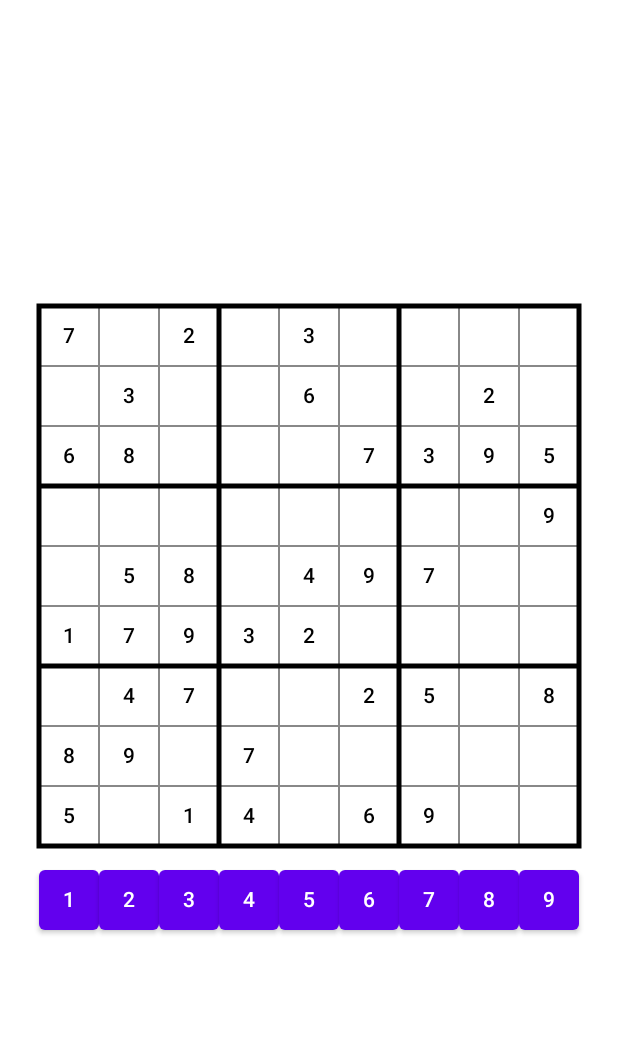
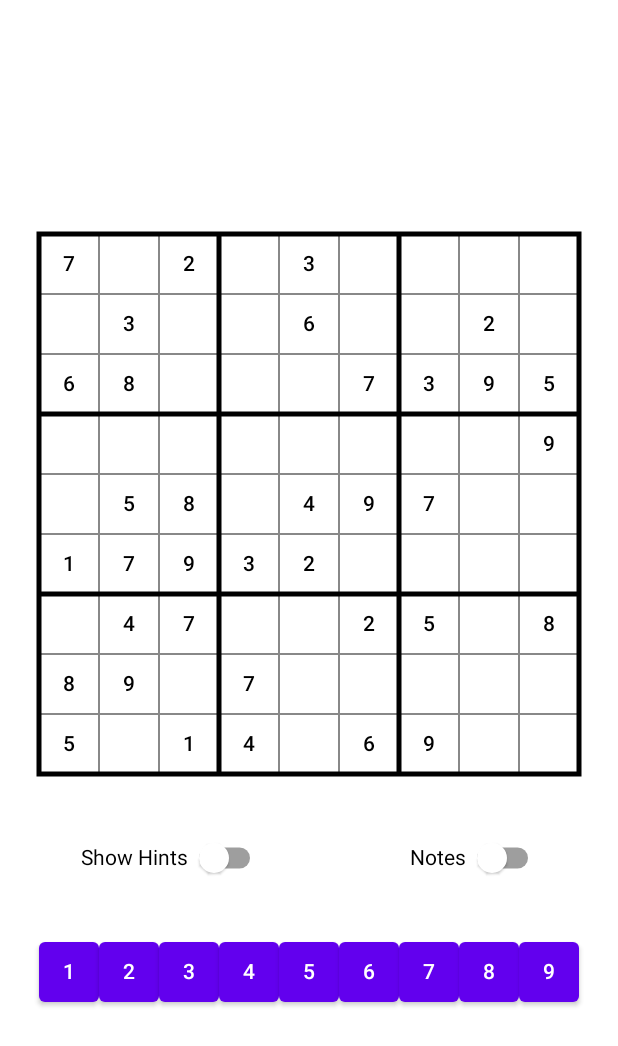
Before and after one commit to RJBanc/Sudoku, an Android app built with Jetpack Compose: the MainActivity screen opened directly, with no data from a screen before it, on a phone screen of 412 x 824 dp. Shown: the top 1046 px of the screen. Run offline under Robolectric (Android 15) with nearby library versions, the phone set to English and light mode, and no system bars; our stand-ins replace livedata-compose; missing, so only their content is drawn: SudokuTheme.

Commit message:
taking notes implemented

```diff
--- a/app/src/main/java/com/example/sudoku/MainActivity.kt
+++ b/app/src/main/java/com/example/sudoku/MainActivity.kt
@@ -6,11 +6,8 @@ import androidx.activity.compose.setContent
 import androidx.compose.foundation.Canvas
 import androidx.compose.foundation.layout.*
 import androidx.compose.foundation.shape.GenericShape
-import androidx.compose.material.Button
+import androidx.compose.material.*
 import androidx.compose.material.ButtonDefaults.buttonColors
-import androidx.compose.material.MaterialTheme
-import androidx.compose.material.Surface
-import androidx.compose.material.Text
 import androidx.compose.runtime.*
 import androidx.compose.runtime.livedata.observeAsState
 import androidx.compose.ui.Alignment
@@ -21,6 +18,7 @@ import androidx.compose.ui.graphics.Color
 import androidx.compose.ui.graphics.drawscope.Stroke
 import androidx.compose.ui.tooling.preview.Preview
 import androidx.compose.ui.unit.dp
+import androidx.compose.ui.unit.sp
 import androidx.lifecycle.LiveData
 import androidx.lifecycle.MutableLiveData
 import com.example.sudoku.ui.theme.SudokuTheme
@@ -100,7 +98,9 @@ fun SudokuButton(
     fieldData: LiveData<SudokuField>,
     sudokuGame: SudokuLogic,
     row: Int,
-    col: Int
+    col: Int,
+    showHint: Boolean,
+    takeNotes: Boolean
 ) {
     val sudokuField by fieldData.observeAsState()
     Button (
@@ -129,10 +129,41 @@ fun SudokuButton(
             sudokuGame.fieldSelected(row, col)
         }
     ){
-        Text(
-            text = sudokuField!!.number ?: "",
-            color = if(sudokuField!!.solution == (sudokuField!!.number ?: "")) Color.Black else Color.Red
-        )
+        Box() {
+            if (sudokuField!!.number != null) {
+                Text(
+                    text = sudokuField!!.number ?: "",
+                    color = if(sudokuField!!.solution == (sudokuField!!.number ?: "") || !showHint)
+                        Color.Black
+                    else
+                        Color.Red
+                )
+            } else {
+                Column(modifier = modifier
+                    .requiredWidth(40.dp)
+                    .wrapContentSize(Alignment.Center)
+                ) {
+                    for (i in 0..2) {
+                        Row (modifier = modifier
+                            .wrapContentSize(Alignment.Center)
+                        ) {
+                            for (j  in 0..2) {
+                                Column(modifier = modifier
+                                    .requiredWidth(10.dp)
+                                    .wrapContentSize(
+                                        Alignment.Center)
+                                ) {
+                                    Text(
+                                        text = sudokuField!!.notes[i * 3 + j] ?: "",
+                                        fontSize = 6.sp
+                                    )
+                                }
+                            }
+                        }
+                    }
+                }
+            }
+        }
     }
 }
 
@@ -141,6 +172,8 @@ fun Game(
     modifier: Modifier = Modifier,
     sudokuGame: SudokuLogic
 ) {
+    var showHints by remember { mutableStateOf(false) }
+    var takeNotes by remember { mutableStateOf(false) }
     Column(
         modifier = modifier
             .fillMaxSize()
@@ -164,7 +197,9 @@ fun Game(
                                 fieldData = sudokuGame.getField(row = i, col = j),
                                 sudokuGame = sudokuGame,
                                 row = i,
-                                col = j
+                                col = j,
+                                showHint = showHints,
+                                takeNotes = takeNotes
                             )
                         }
                     }
@@ -172,12 +207,33 @@ fun Game(
             }
             Grid()
         }
-        Spacer(modifier = modifier.height(16.dp))
+        Spacer(modifier = modifier.height(32.dp))
+        Row (
+            modifier = Modifier,
+            verticalAlignment = Alignment.CenterVertically
+        ) {
+
+            Text("Show Hints")
+            Switch(
+                modifier = Modifier,
+                checked = showHints,
+                onCheckedChange = {
+                    showHints = it
+                }
+            )
+            Spacer(modifier = modifier.width(100.dp))
+            Text("Notes")
+            Switch(
+                modifier = Modifier,
+                checked = takeNotes,
+                onCheckedChange = {
+                    takeNotes = it
+                }
+            )
+        }
+        Spacer(modifier = modifier.height(32.dp))
         Row(
-            modifier = Modifier
-               // .wrapContentSize(Alignment.Center)
-                //.padding(start=5.dp, end=5.dp)
-            ,
+            modifier = Modifier,
             verticalAlignment = Alignment.CenterVertically
         ) {
             for (i in 1..9) {
@@ -186,7 +242,7 @@ fun Game(
                         .height(40.dp)
                         .width(40.dp),
                     onClick = {
-                        sudokuGame.setFieldNumber(i.toString())
+                        sudokuGame.setFieldNumber(i.toString(), takeNotes)
                     }
                 ) {
                     Text(i.toString())
--- a/app/src/main/java/com/example/sudoku/SudokuLogic.kt
+++ b/app/src/main/java/com/example/sudoku/SudokuLogic.kt
@@ -70,12 +70,20 @@ class SudokuLogic {
         return fields[row][col]
     }
 
-    fun setFieldNumber(s: String?) {
+    fun setFieldNumber(s: String, isNote: Boolean) {
         if (currField != null) {
-            currField!!.postValue(currField!!.value!!.copy(
-                number = s,
-                notes = currField!!.value!!.notes.clone()
-            ))
+            if (isNote) {
+                val notes = currField!!.value!!.notes.clone()
+                notes[s.toInt() - 1] = if(notes[s.toInt() - 1] == null) s else null
+                currField!!.postValue(currField!!.value!!.copy(
+                    notes = notes
+                ))
+            } else {
+                currField!!.postValue(currField!!.value!!.copy(
+                    number = if(currField!!.value!!.number != s) s else null,
+                    notes = currField!!.value!!.notes.clone()
+                ))
+            }
         }
     }
 
@@ -196,7 +204,7 @@ data class SudokuField(
     val isHighlighted: Boolean,
     val solution: String? = null,
     val number: String? = null,
-    val notes: Array<Int?> = arrayOfNulls<Int>(9)
+    val notes: Array<String?> = arrayOfNulls(9)
 ) {
     override fun equals(other: Any?): Boolean {
         if (this === other) return true
```
